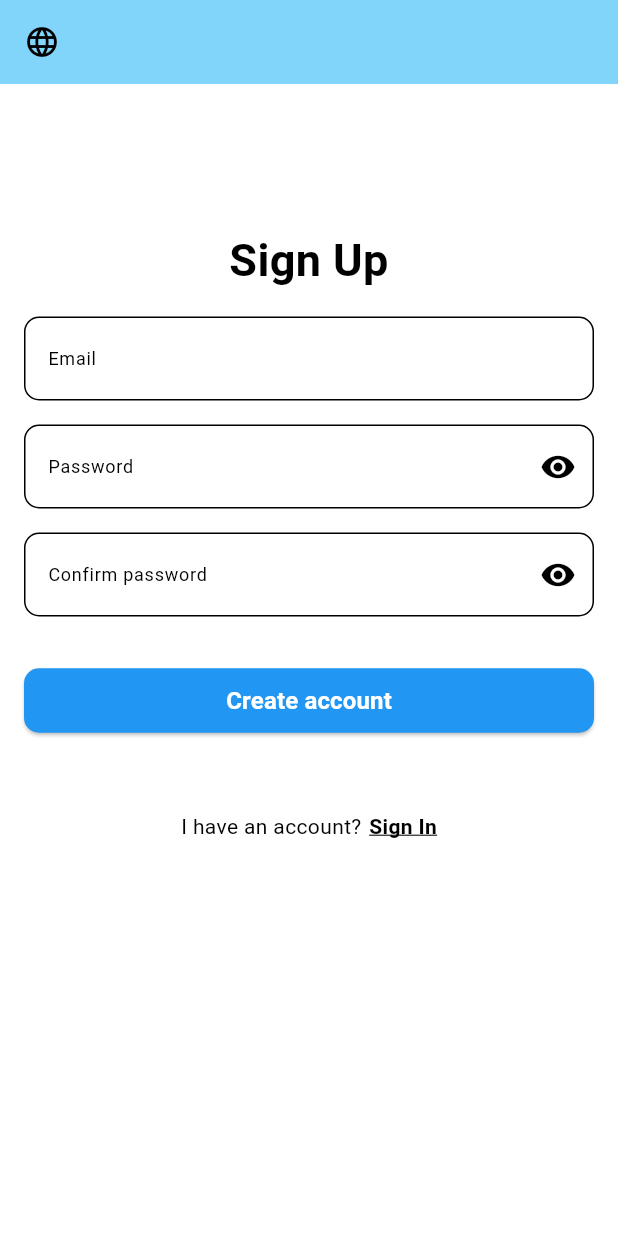
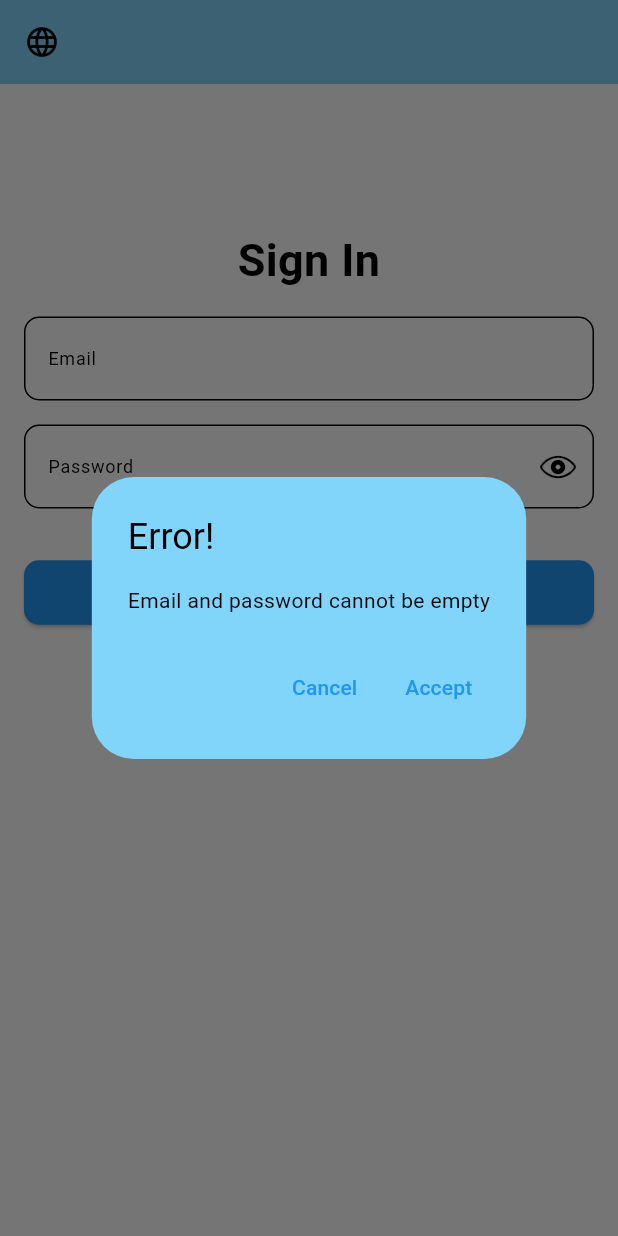
Before and after one commit to EgorSborschikov/Interest, a Flutter app: the screen it shows after launch, after a tap on "Sign In", on a phone screen of 412 x 824 dp. Run offline on Flutter 3.47's test engine with Material 3 defaults, Android fonts, the light colour scheme and no system bars; our stand-ins replace device_preview, shared_preferences, supabase_flutter; accounts and stored records are empty; generated files the repository leaves out were written again.

Commit message:
upload auth

```diff
--- /dev/null
+++ b/mobile/interest/lib/features/auth/sign_in/view/sign_in_page.dart
@@ -0,0 +1,174 @@
+import 'package:flutter/cupertino.dart';
+import 'package:flutter/material.dart';
+import 'package:interest/features/auth/widgets/language_selected_button.dart';
+import 'package:interest/ui/components/platform/platform.dart';
+import 'package:flutter_gen/gen_l10n/app_localizations.dart';
+import 'package:supabase_flutter/supabase_flutter.dart';
+
+import '../../../../services/supabase/auth_service.dart';
+import '../../../home/view/home_page.dart';
+import '../../sign_up/view/sign_up_page.dart';
+
+///<summary>
+///Экран регистрации
+///</summary>
+
+class SignInPage extends StatefulWidget{
+  const SignInPage({super.key});
+
+  @override
+  State<SignInPage> createState() => _SignUpPageState();
+}
+
+class _SignUpPageState extends State<SignInPage> {
+  //Контроллеры данных
+  final TextEditingController _emailController = TextEditingController();
+  final TextEditingController _passwordController = TextEditingController();
+
+  final authService = AuthService();
+
+  bool _isObscure = true;
+
+  void _login() async {
+    final email = _emailController.text.trim();
+    final password = _passwordController.text.trim();
+
+    if (email.isNotEmpty && password.isNotEmpty) {
+      try {
+        final response = await authService.signInWithEmailPassword(email, password);
+        if (response.user != null) {
+          Navigator.push(
+            context,
+            MaterialPageRoute(
+              builder: (context) => HomePage(),
+            ),
+          );
+        } else {
+          // Обработка случая, когда ответ не содержит пользователя
+          showDialog(
+            context: context,
+            builder: (context) => PlatformWarningElement(
+              title: AppLocalizations.of(context)!.error,
+              content: AppLocalizations.of(context)!.invalidCreds,
+            ),
+          );
+        }
+      } catch (e) {
+        // Логирование ошибки
+        print('Login error: $e');
+        if (e is AuthException) {
+          print('Auth error code: ${e.statusCode}');
+          print('Auth error message: ${e.message}');
+        }
+        showDialog(
+          context: context,
+          builder: (context) => PlatformWarningElement(
+            title: AppLocalizations.of(context)!.error,
+            content: AppLocalizations.of(context)!.unknownError,
+          ),
+        );
+      }
+    } else {
+      // Обработка случая, когда поля пустые
+      showDialog(
+        context: context,
+        builder: (context) => PlatformWarningElement(
+          title: AppLocalizations.of(context)!.error,
+          content: AppLocalizations.of(context)!.emptyFieldsError,
+        ),
+      );
+    }
+  }
+
+  @override
+  Widget build(BuildContext context) {
+    final theme = Theme.of(context);
+
+    return Scaffold(
+      backgroundColor: theme.scaffoldBackgroundColor,
+      appBar: PlatformAppBar(
+        title: '',
+        child: LanguageSelectedButton()
+      ),
+      body: SafeArea(
+        child: SingleChildScrollView(
+          child: Padding(
+            padding: EdgeInsets.all(16.0),
+            child: Column(
+              crossAxisAlignment: CrossAxisAlignment.stretch,
+              children: <Widget>[
+                const SizedBox(height: 80.0),
+                Text(
+                  AppLocalizations.of(context)!.signIn,
+                  textAlign: TextAlign.center,
+                  style: TextStyle(
+                    fontSize: 30,
+                    fontWeight: FontWeight.bold
+                  ),
+                ),
+                const SizedBox(height: 16.0),
+                PlatformTextField(
+                  label: AppLocalizations.of(context)!.email,
+                  controller: _emailController,
+                  placeholder: AppLocalizations.of(context)!.requeired,
+                  obscure: false,
+                ),
+                const SizedBox(height: 16.0),
+                PlatformTextField(
+                  label: AppLocalizations.of(context)!.password,
+                  controller: _passwordController,
+                  placeholder: AppLocalizations.of(context)!.requeired,
+                  obscure: _isObscure,
+                  suffixIcon: GestureDetector(
+                    onTap: _toggleObscure,
+                    child: Icon(
+                      _isObscure ? CupertinoIcons.eye : CupertinoIcons.eye_slash,
+                    ),
+                  ),
+                ),
+                const SizedBox(height: 32.0),
+                PlatformButton(
+                  text: AppLocalizations.of(context)!.logIn,
+                  onTap: () => _login()
+                ),
+                const SizedBox(height: 50.0),
+                Row(
+                  mainAxisAlignment: MainAxisAlignment.center,
+                  children: [
+                    Text(
+                      AppLocalizations.of(context)!.dontHaveAccount,
+                    ),
+                    const SizedBox(width: 5.0),
+                    GestureDetector(
+                      onTap: () {
+                        Navigator.push(
+                          context,
+                          MaterialPageRoute(
+                            builder: (context) => SignUpPage()
+                          ),
+                        );
+                      },
+                      child: Text(
+                        AppLocalizations.of(context)!.createAccount,
+                        style: TextStyle(
+                          fontWeight: FontWeight.bold,
+                          decoration: TextDecoration.underline,
+                        ),
+                      ),
+                    ),
+                  ],
+                ),
+              ],
+            ),
+          ),
+        ),
+      ),
+    );
+  }
+
+  void _toggleObscure() {
+    setState(() {
+      _isObscure = !_isObscure;
+    });
+  }
+}
--- a/mobile/interest/lib/l10n/app_en.arb
+++ b/mobile/interest/lib/l10n/app_en.arb
@@ -14,5 +14,9 @@
     "ok" : "Ok",
     "cancel" : "Cancel",
     "accept" : "Accept",
-    "reject" : "Reject"
+    "reject" : "Reject",
+    "dontHaveAccount" : "Don`t have an account yet?",
+    "error" : "Error!",
+    "unknownError" : "Process failed. Unknown error",
+    "emptyFieldsError" : "Email and password cannot be empty"
 }
--- a/mobile/interest/lib/l10n/app_ru.arb
+++ b/mobile/interest/lib/l10n/app_ru.arb
@@ -14,5 +14,9 @@
     "ok" : "Ол",
     "cancel" : "Закрыть",
     "accept" : "Принять",
-    "reject" : "Отклонить"
+    "reject" : "Отклонить",
+    "dontHaveAccount" : "Ещё нет аккаунта?",
+    "error" : "Ошибка!",
+    "unknownError" : "Процесс завершился с неизвестной ошибкой.",
+    "emptyFieldsError" : "Поля не должны быть пустыми!"
 }
--- a/mobile/interest/lib/main.dart
+++ b/mobile/interest/lib/main.dart
@@ -1,9 +1,11 @@
 import 'package:device_preview/device_preview.dart';
 import 'package:flutter/material.dart';
-import 'package:interest/features/auth/sign_up/view/sign_up_page.dart';
 import 'package:interest/l10n/locale_provider.dart';
+import 'package:interest/services/supabase/auth_gate.dart';
 import 'package:interest/ui/themes/themes.dart';
+import 'package:interest/utils/config.dart';
 import 'package:provider/provider.dart';
+import 'package:supabase_flutter/supabase_flutter.dart' as Supabase;
 import 'ui/themes/theme_provider.dart';
 import 'package:flutter_localizations/flutter_localizations.dart';
 import 'package:flutter_gen/gen_l10n/app_localizations.dart';
@@ -11,6 +13,11 @@ import 'package:flutter_gen/gen_l10n/app_localizations.dart';
 Future<void> main() async {
   WidgetsFlutterBinding.ensureInitialized();
   LocaleProvider localeProvider = LocaleProvider();
+
+  await Supabase.Supabase.initialize(
+    url: supabaseUrl,
+    anonKey: supabaseKey
+  );
 
   await localeProvider.loadLanguagePreference();
 
@@ -54,7 +61,7 @@ class InterestApp extends StatelessWidget {
       theme: themeProvider.isDarkTheme
         ? darkTheme
         : lightTheme,
-      home: SignUpPage(),
+      home: AuthGate()
     );
   }
 }
--- /dev/null
+++ b/mobile/interest/lib/services/supabase/auth_gate.dart
@@ -0,0 +1,36 @@
+import 'package:flutter/material.dart';
+import 'package:interest/features/auth/sign_in/view/sign_in_page.dart';
+import 'package:interest/features/home/view/home_page.dart';
+import 'package:interest/ui/components/platform/platform.dart';
+import 'package:supabase_flutter/supabase_flutter.dart';
+
+class AuthGate extends StatelessWidget{
+  const AuthGate({super.key});
+
+  @override
+  Widget build(BuildContext context) {
+    return Scaffold(
+      body: StreamBuilder(
+        stream: Supabase.instance.client.auth.onAuthStateChange,
+        builder: (context, snapshot){
+          if (snapshot.connectionState == ConnectionState.waiting) {
+            return Scaffold(
+              backgroundColor: Theme.of(context).scaffoldBackgroundColor,
+              body: const Center(
+                child: PlatformProgressIndicator(),
+              ),
+            );
+          }
+
+          final session = snapshot.hasData ? snapshot.data!.session : null;
+
+          if (session != null){
+            return HomePage();
+          } else {
+            return SignInPage();
+          }
+        }
+      ),
+    );
+  }
+}
--- /dev/null
+++ b/mobile/interest/lib/services/supabase/auth_service.dart
@@ -0,0 +1,39 @@
+import 'package:supabase_flutter/supabase_flutter.dart';
+
+class AuthService {
+  final SupabaseClient _supabase = Supabase.instance.client;
+
+  Future<AuthResponse> signInWithEmailPassword(String email, String password) async {
+    try{
+      return _supabase.auth.signInWithPassword(
+        email: email,
+        password: password
+      );
+    } catch (e){
+      print("Sign in error: $e");
+      rethrow;
+    }
+  }
+
+  Future<AuthResponse> signUpWithEmailPassword(String email, String password) async {
+    try {
+      return _supabase.auth.signUp(
+        email: email,
+        password: password
+      );
+    } catch (e) {
+      print("Sign up error: $e");
+      rethrow;
+    }
+  }
+
+  Future<void> deleteAccount(String userId) async {
+    await _supabase.auth.admin.deleteUser(userId);
+  }
+
+  String? getCurrentUserEmail() {
+    final session = _supabase.auth.currentSession;
+    final user = session?.user;
+    return user?.email;
+  }
+}
--- a/mobile/interest/lib/ui/components/platform/platform.dart
+++ b/mobile/interest/lib/ui/components/platform/platform.dart
@@ -1,3 +1,5 @@
 export 'platform_app_bar.dart';
 export 'platform_button.dart';
 export 'platform_text_field.dart';
+export 'platform_progress_indicator.dart';
+export 'platform_warning_element.dart';
--- /dev/null
+++ b/mobile/interest/lib/ui/components/platform/platform_progress_indicator.dart
@@ -0,0 +1,18 @@
+import 'package:flutter/cupertino.dart';
+import 'package:flutter/material.dart';
+import 'package:interest/ui/themes/themes.dart';
+
+class PlatformProgressIndicator extends StatelessWidget{
+  const PlatformProgressIndicator({super.key});
+
+  @override
+  Widget build(BuildContext context) {
+    final theme = Theme.of(context);
+
+    if (theme.isMaterial){
+      return CircularProgressIndicator();
+    } else {
+      return CupertinoActivityIndicator();
+    }
+  }
+}
--- /dev/null
+++ b/mobile/interest/lib/ui/components/platform/platform_warning_element.dart
@@ -0,0 +1,70 @@
+import 'package:flutter_gen/gen_l10n/app_localizations.dart';
+import 'package:flutter/cupertino.dart';
+import 'package:flutter/material.dart';
+import 'package:interest/ui/themes/themes.dart';
+
+
+class PlatformWarningElement extends StatelessWidget{
+  final String title;
+  final String content;
+
+  const PlatformWarningElement({super.key, required this.title, required this.content});
+
+  @override
+  Widget build(BuildContext context) {
+    final theme = Theme.of(context);
+
+    if(theme.isMaterial) {
+      return AlertDialog(
+        title: Text(title),
+        content: Text(content),
+        actions: <Widget>[
+          TextButton(
+            onPressed: () => Navigator.pop(context, 'Cancel'),
+            child: Text(
+              AppLocalizations.of(context)!.cancel
+            ),
+          ),
+          TextButton(
+            onPressed: () => Navigator.pop(context, 'OK'),
+            child: Text(
+              AppLocalizations.of(context)!.accept,
+            ),
+          ),
+        ],
+      );
+
+    } else {
+      return CupertinoAlertDialog(
+        title: Text(title),
+        content: Text(content),
+        actions: <CupertinoDialogAction>[
+          CupertinoDialogAction(
+            isDefaultAction: true,
+            onPressed: () {
+              Navigator.pop(context);
+            },
+            child: Text(
+              AppLocalizations.of(context)!.cancel,
+              style: TextStyle(
+                color: theme.cupertinoAlertColor
+              ),
+            ),
+          ),
+          CupertinoDialogAction(
+          isDestructiveAction: true,
+            onPressed: () {
+              Navigator.pop(context);
+                },
+            child: Text(
+              AppLocalizations.of(context)!.accept,
+              style: TextStyle(
+                color: theme.cupertinoActionColor
+              ),
+            ),
+          ),
+        ],
+      );
+    }
+  }
+}
--- a/mobile/interest/pubspec.yaml
+++ b/mobile/interest/pubspec.yaml
@@ -15,6 +15,7 @@ dependencies:
   shared_preferences: 2.5.3
   provider: ^6.0.0
   device_preview: ^1.2.0
+  supabase_flutter: 2.9.0
 
   flutter_localizations:
     sdk: flutter
```
Also changed, not shown: mobile/interest/lib/features/auth/sign_up/view/sign_up_page.dart (+76 -9 lines), mobile/interest/lib/features/home/view/home_page.dart (added, +12 -0 lines), mobile/interest/lib/features/auth/sign_in/sign_in.dart (added), mobile/interest/lib/features/auth/sign_in/view/view.dart (added), mobile/interest/lib/features/home/home.dart (added), mobile/interest/lib/features/home/view/view.dart (added), mobile/interest/pubspec.lock, 32 other files.
